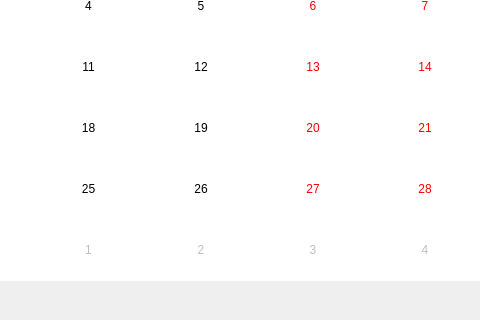
The window that calendarwindow.ui (lukasz-staniszewski/training-calendar) describes before a commit, drawn with Qt 5; both pictures show x 420 to 900 and y 320 to 640 of the 900 by 640 pixel window.
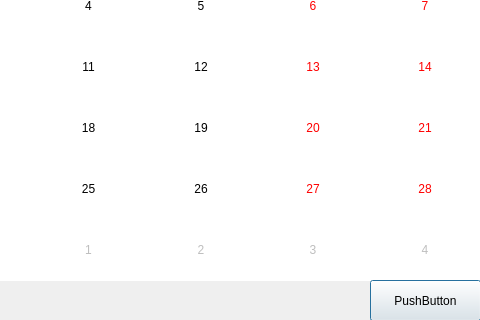
The same window after the commit.

```diff
--- a/calendarwindow.ui
+++ b/calendarwindow.ui
@@ -49,6 +49,19 @@
     <string>TextLabel</string>
    </property>
   </widget>
+  <widget class="QPushButton" name="backtodaybutton">
+   <property name="geometry">
+    <rect>
+     <x>790</x>
+     <y>600</y>
+     <width>111</width>
+     <height>41</height>
+    </rect>
+   </property>
+   <property name="text">
+    <string>PushButton</string>
+   </property>
+  </widget>
  </widget>
  <resources/>
  <connections/>
```
